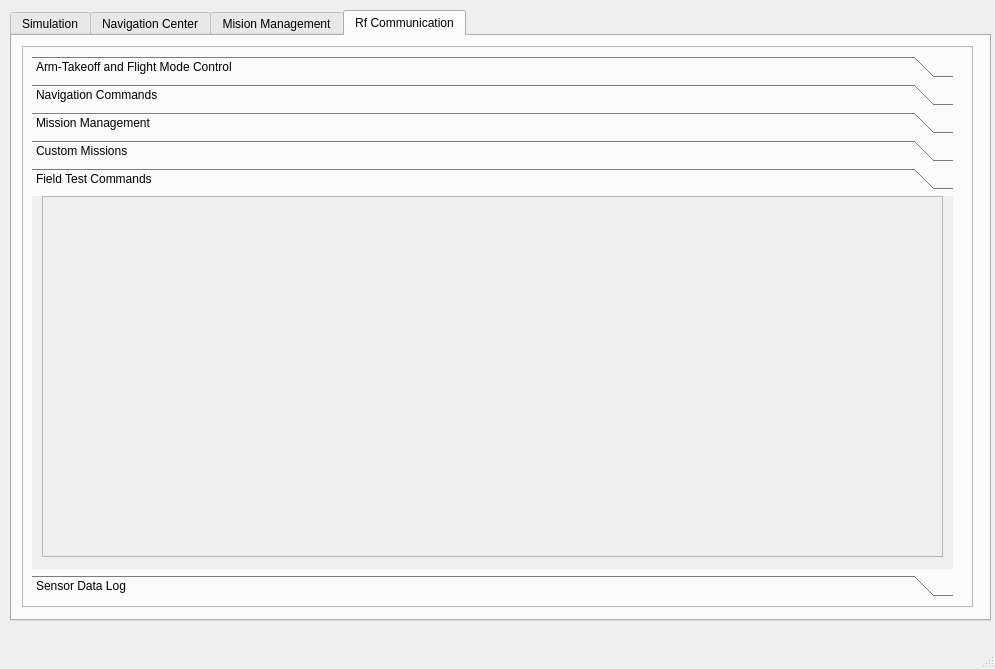
This is wing_ros_ws/src/wing_navigator/scripts/demo_app.ui in amirrezasadeqi/funnywing as Qt 5 draws it before an edit. The edited form follows.
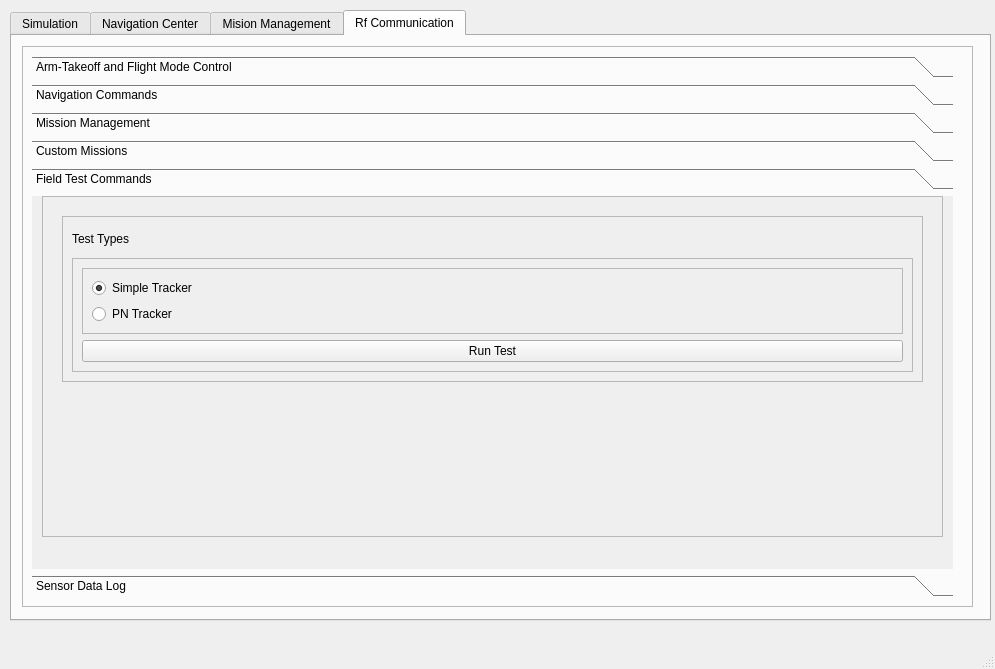
This is the edited form. The open tabs and pages were chosen to show the change.

Commit message: Adding tracker using simple goto in gui and rf communication tab and adding a dummy node to publish target gps data.

```diff
--- a/wing_ros_ws/src/wing_navigator/scripts/demo_app.ui
+++ b/wing_ros_ws/src/wing_navigator/scripts/demo_app.ui
@@ -1597,8 +1597,8 @@
          <rect>
           <x>0</x>
           <y>0</y>
-          <width>98</width>
-          <height>28</height>
+          <width>921</width>
+          <height>355</height>
          </rect>
         </property>
         <attribute name="label">
@@ -1610,7 +1610,7 @@
            <x>10</x>
            <y>0</y>
            <width>901</width>
-           <height>361</height>
+           <height>341</height>
           </rect>
          </property>
          <property name="frameShape">
@@ -1619,6 +1619,85 @@
          <property name="frameShadow">
           <enum>QFrame::Raised</enum>
          </property>
+         <widget class="QFrame" name="frame_13">
+          <property name="geometry">
+           <rect>
+            <x>20</x>
+            <y>20</y>
+            <width>861</width>
+            <height>166</height>
+           </rect>
+          </property>
+          <property name="frameShape">
+           <enum>QFrame::StyledPanel</enum>
+          </property>
+          <property name="frameShadow">
+           <enum>QFrame::Raised</enum>
+          </property>
+          <layout class="QVBoxLayout" name="verticalLayout_5">
+           <item>
+            <widget class="QLabel" name="label_24">
+             <property name="text">
+              <string>Test Types</string>
+             </property>
+            </widget>
+           </item>
+           <item>
+            <widget class="QFrame" name="frame_20">
+             <property name="frameShape">
+              <enum>QFrame::StyledPanel</enum>
+             </property>
+             <property name="frameShadow">
+              <enum>QFrame::Raised</enum>
+             </property>
+             <layout class="QVBoxLayout" name="verticalLayout_7">
+              <item>
+               <widget class="QFrame" name="frame_14">
+                <property name="frameShape">
+                 <enum>QFrame::StyledPanel</enum>
+                </property>
+                <property name="frameShadow">
+                 <enum>QFrame::Raised</enum>
+                </property>
+                <layout class="QVBoxLayout" name="verticalLayout_4">
+                 <item>
+                  <widget class="QRadioButton" name="simple_tracker_radiobutton">
+                   <property name="text">
+                    <string>Simple Tracker</string>
+                   </property>
+                   <property name="checked">
+                    <bool>true</bool>
+                   </property>
+                  </widget>
+                 </item>
+                 <item>
+                  <widget class="QRadioButton" name="pn_tracker_radiobutton">
+                   <property name="text">
+                    <string>PN Tracker</string>
+                   </property>
+                  </widget>
+                 </item>
+                </layout>
+               </widget>
+              </item>
+              <item>
+               <widget class="QPushButton" name="run_test_pushbutton">
+                <property name="sizePolicy">
+                 <sizepolicy hsizetype="Minimum" vsizetype="Fixed">
+                  <horstretch>0</horstretch>
+                  <verstretch>0</verstretch>
+                 </sizepolicy>
+                </property>
+                <property name="text">
+                 <string>Run Test</string>
+                </property>
+               </widget>
+              </item>
+             </layout>
+            </widget>
+           </item>
+          </layout>
+         </widget>
         </widget>
        </widget>
        <widget class="QWidget" name="page_8">
```
Left out of the diff: 24 changed lines with no effect on the pictures. The commit also changes 2 other files.
